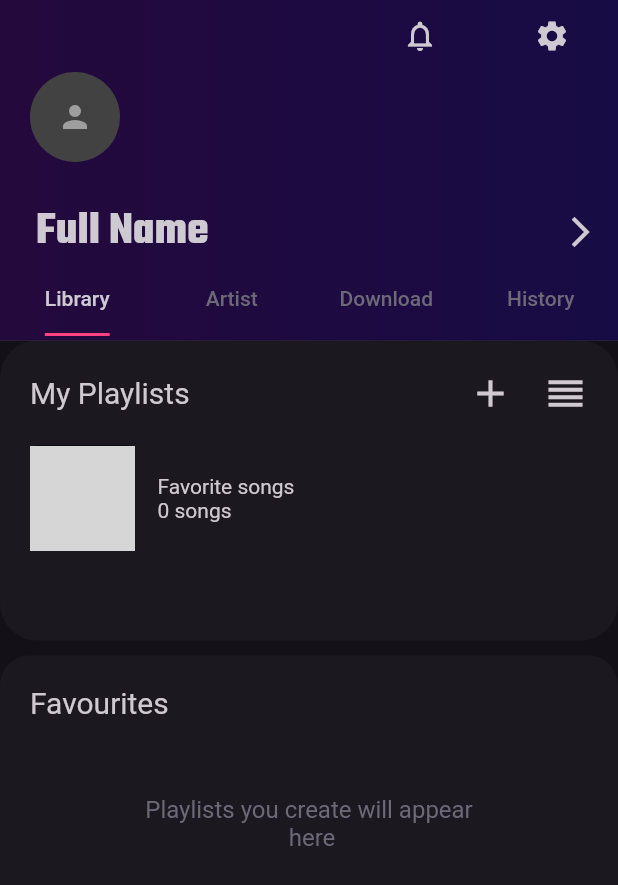
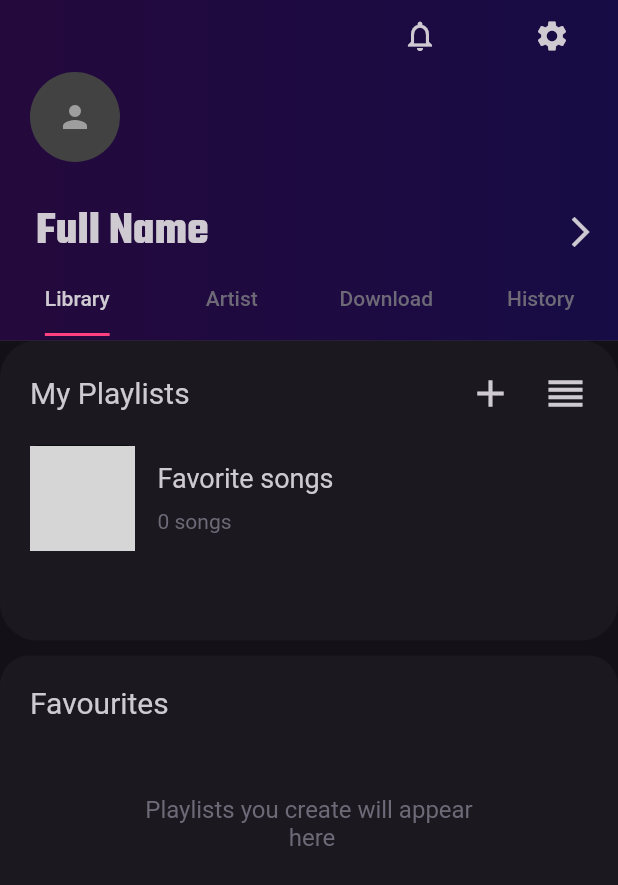
Before and after one commit to neddstarkk/skybeat-music-player, a Flutter app: the ProfilePage screen opened directly, on a phone screen of 412 x 824 dp. Shown: the top 885 px of the screen. Run offline on Flutter 3.47's test engine with Material 2 defaults, Android fonts, the phone set to English and light mode, and no system bars; our stand-ins replace font_awesome_flutter, simple_animations; network calls fail; grey boxes are pictures that could not be loaded.

```diff
--- a/skybeat/lib/screens/profile_page/profile_page.dart
+++ b/skybeat/lib/screens/profile_page/profile_page.dart
@@ -1,5 +1,6 @@
 import 'package:flutter/material.dart';
-import 'package:skybeat/screens/profile_page/widgets/playlist_creator.dart';
+import 'package:skybeat/screens/profile_page/widgets/artist_tab.dart';
+import 'package:skybeat/screens/profile_page/widgets/library_tab.dart';
 import 'package:skybeat/screens/profile_page/widgets/profile_page_presenter.dart';
 
 class ProfilePage extends StatelessWidget {
@@ -25,58 +26,8 @@ class ProfilePage extends StatelessWidget {
                 // This is where we define the content for those 4 tabs
                 child: TabBarView(
                   children: <Widget>[
-                    Container(
-                      color: Color(0xFF131017),
-                      child: Column(
-                        mainAxisAlignment: MainAxisAlignment.start,
-                        children: <Widget>[
-                          PlaylistCreator(),
-                          SizedBox(
-                            height: 10.0,
-                          ),
-                          Container(
-                            height: MediaQuery.of(context).size.height - 533,
-                            decoration: BoxDecoration(
-                                color: Color(0xFF1B181F),
-                                borderRadius: BorderRadius.circular(20.0)),
-                            child: Column(
-                              children: <Widget>[
-                                SizedBox(
-                                  height: 20.0,
-                                ),
-                                Row(
-                                  mainAxisAlignment: MainAxisAlignment.start,
-                                  children: <Widget>[
-                                    SizedBox(
-                                      width: 20.0,
-                                    ),
-                                    Text(
-                                      "Favourites",
-                                      style: TextStyle(
-                                        fontSize: 20.0,
-                                        color: Color(0xFFCFCAD1)
-                                      ),
-                                    )
-                                  ],
-                                ),
-                                SizedBox(
-                                  height: 50.0,
-                                ),
-                                Text(
-                                  "Playlists you create will appear\n here",
-                                  textAlign: TextAlign.center,
-                                  style: TextStyle(
-                                    color: Color(0xFF6D6977),
-                                    fontSize: 16.0
-                                  ),
-                                )
-                              ],
-                            ),
-                          ),
-                        ],
-                      ),
-                    ),
-                    Center(child: Text('2')),
+                    LibraryTab(),
+                    ArtistTab(),
                     Center(child: Text('3')),
                     Center(child: Text('4')),
                   ],
--- /dev/null
+++ b/skybeat/lib/screens/profile_page/widgets/library_tab.dart
@@ -0,0 +1,60 @@
+import 'package:flutter/material.dart';
+import 'package:skybeat/screens/profile_page/widgets/playlist_creator.dart';
+
+class LibraryTab extends StatelessWidget {
+  @override
+  Widget build(BuildContext context) {
+    return Container(
+      height: MediaQuery.of(context).size.height,
+      color: Color(0xFF131017),
+      child: Column(
+        mainAxisAlignment: MainAxisAlignment.start,
+        children: <Widget>[
+          PlaylistCreator(),
+          SizedBox(
+            height: 10.0,
+          ),
+          Container(
+            height: MediaQuery.of(context).size.height-533,
+            decoration: BoxDecoration(
+                color: Color(0xFF1B181F),
+                borderRadius: BorderRadius.circular(20.0)),
+            child: Column(
+              children: <Widget>[
+                SizedBox(
+                  height: 20.0,
+                ),
+                Row(
+                  mainAxisAlignment: MainAxisAlignment.start,
+                  children: <Widget>[
+                    SizedBox(
+                      width: 20.0,
+                    ),
+                    Text(
+                      "Favourites",
+                      style: TextStyle(
+                          fontSize: 20.0,
+                          color: Color(0xFFCFCAD1)
+                      ),
+                    )
+                  ],
+                ),
+                SizedBox(
+                  height: 50.0,
+                ),
+                Text(
+                  "Playlists you create will appear\n here",
+                  textAlign: TextAlign.center,
+                  style: TextStyle(
+                      color: Color(0xFF6D6977),
+                      fontSize: 16.0
+                  ),
+                )
+              ],
+            ),
+          ),
+        ],
+      ),
+    );
+  }
+}
--- a/skybeat/lib/screens/profile_page/widgets/playlist_creator.dart
+++ b/skybeat/lib/screens/profile_page/widgets/playlist_creator.dart
@@ -110,13 +110,15 @@ class PlaylistCreator extends StatelessWidget {
                           textAlign: TextAlign.right,
                           style: TextStyle(
                             color: Color(0xFFCFCAD1),
+                            fontSize: 18.0
                           ),
                         ),
+                        SizedBox(height: 10.0,),
                         Text(
                           "0 songs",
                           textAlign: TextAlign.right,
                           style: TextStyle(
-                            color: Color(0xFFCFCAD1),
+                            color: Color(0xFF6D6977),
                           ),
                         ),
                       ],
```
Also changed, not shown: skybeat/lib/screens/profile_page/widgets/artist_tab.dart (added, +67 -0 lines).
